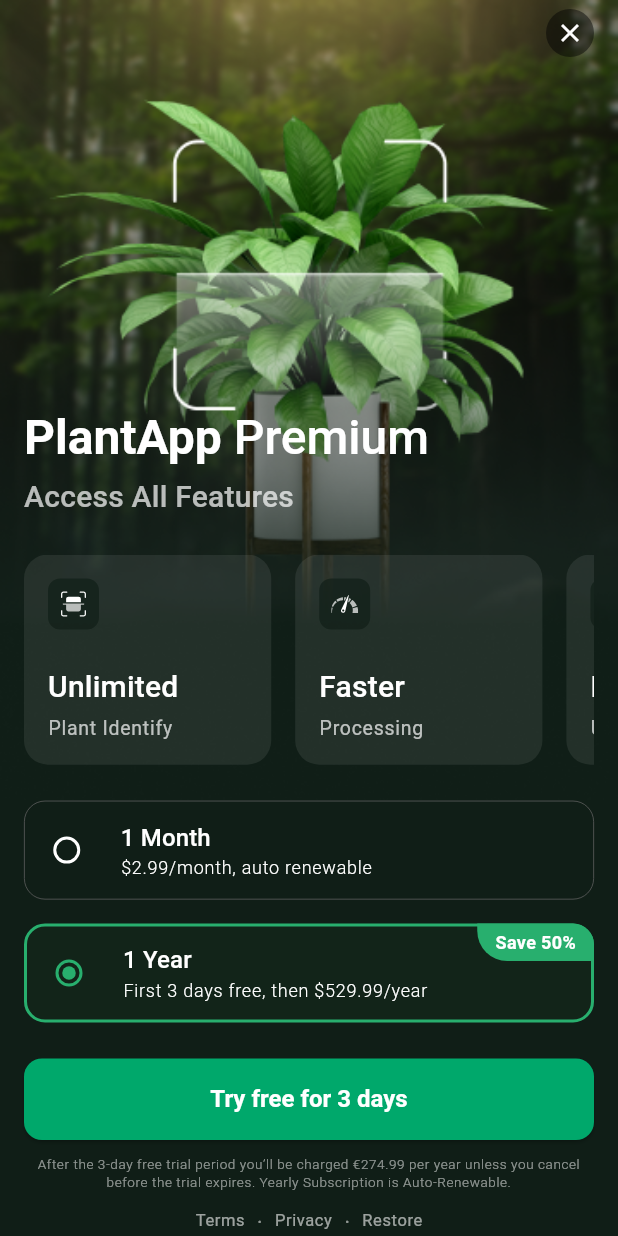
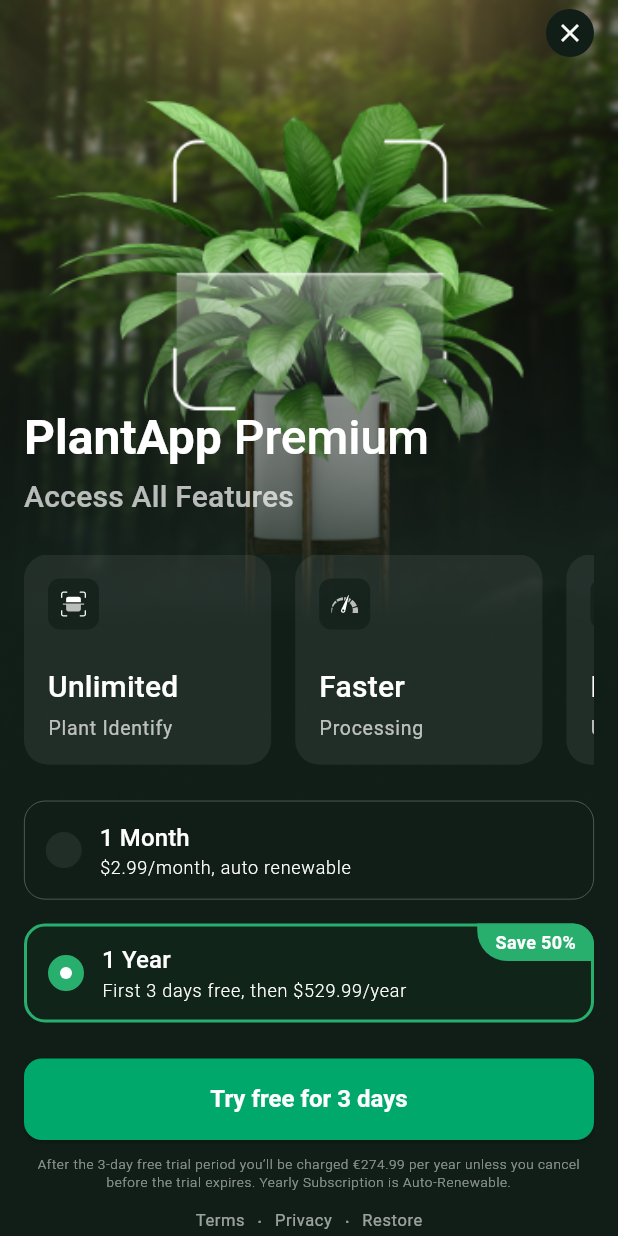
Before and after one commit to selenbbilgic/PlantApp, a Flutter app: the PaywallView screen opened by its route, on a phone screen of 412 x 824 dp. Run offline on Flutter 3.47's test engine with Material 3 defaults, Android fonts, the phone set to English and light mode, and no system bars; our stand-ins replace auto_route, flutter_bloc, flutter_svg, shared_preferences; accounts and stored records are empty; network calls fail.

```diff
--- a/plant_app/lib/core/themes/light_theme.dart
+++ b/plant_app/lib/core/themes/light_theme.dart
@@ -93,19 +93,16 @@ final ThemeData lightThemeData = ThemeData(
     filled: true,
     fillColor: const Color(0xFFF5F5F5),
 
-    // This is your “idle” state border
     enabledBorder: OutlineInputBorder(
       borderRadius: BorderRadius.circular(12),
       borderSide: BorderSide(color: Color(0x3C3C4340), width: 1),
     ),
 
-    // This is your “focused” state border
     focusedBorder: OutlineInputBorder(
       borderRadius: BorderRadius.circular(12),
       borderSide: BorderSide(color: Color(0xFF28AF6E), width: 1),
     ),
 
-    // You can still leave `border:` as a fallback if you like:
     border: OutlineInputBorder(
       borderRadius: BorderRadius.circular(12),
       borderSide: BorderSide(color: Color(0x3C3C4340), width: 1),
--- /dev/null
+++ b/plant_app/lib/core/widgets/custom_raido_button.dart
@@ -0,0 +1,58 @@
+import 'package:flutter/material.dart';
+
+class CustomRadio extends StatelessWidget {
+  final bool selected;
+  final VoidCallback onTap;
+
+  final double size;
+
+  final double borderWidth;
+
+  final double dotSize;
+
+  const CustomRadio({
+    Key? key,
+    required this.selected,
+    required this.onTap,
+    this.size = 28,
+    this.borderWidth = 3,
+    this.dotSize = 12,
+  }) : super(key: key);
+
+  @override
+  Widget build(BuildContext context) {
+    final Color activeColor = Theme.of(context).colorScheme.primary;
+    final Color inactiveColor = Theme.of(
+      context,
+    ).colorScheme.surface.withAlpha(18);
+    return GestureDetector(
+      onTap: onTap,
+      behavior: HitTestBehavior.translucent,
+      child: AnimatedContainer(
+        duration: const Duration(milliseconds: 200),
+        width: size,
+        height: size,
+        decoration: BoxDecoration(
+          color: selected ? activeColor : inactiveColor,
+          shape: BoxShape.circle,
+          border: Border.all(
+            color: selected ? activeColor : Colors.transparent,
+          ),
+        ),
+        child:
+            selected
+                ? Center(
+                  child: Container(
+                    width: dotSize,
+                    height: dotSize,
+                    decoration: const BoxDecoration(
+                      color: Colors.white,
+                      shape: BoxShape.circle,
+                    ),
+                  ),
+                )
+                : null,
+      ),
+    );
+  }
+}
--- a/plant_app/lib/data/models/category.dart
+++ b/plant_app/lib/data/models/category.dart
@@ -8,7 +8,7 @@ class Category {
   final DateTime publishedAt;
   final CategoryImage image;
 
-  Category({
+  const Category({
     required this.id,
     required this.name,
     required this.title,
--- a/plant_app/lib/presentation/home/widgets/_premium_banner.dart
+++ b/plant_app/lib/presentation/home/widgets/_premium_banner.dart
@@ -33,7 +33,6 @@ class PremiumBanner extends StatelessWidget {
               SvgPicture.asset(GOLDEN_MESSAGE_ICON, width: 40),
               const SizedBox(width: 16),
 
-              // ← HERE: gradient text
               Column(
                 crossAxisAlignment: CrossAxisAlignment.start,
                 children: [
--- a/plant_app/lib/presentation/onboarding/onboarding_page_1.dart
+++ b/plant_app/lib/presentation/onboarding/onboarding_page_1.dart
@@ -54,7 +54,7 @@ class OnboardingPage1 extends StatelessWidget {
               // Centered Onboarding Image
               Expanded(
                 child: Image.asset(
-                  ONBOARDING_1_IMAGE, // Replace with your image asset
+                  ONBOARDING_1_IMAGE,
                   width: double.infinity,
                   fit: BoxFit.contain,
                 ),
--- a/plant_app/lib/presentation/onboarding/onboarding_page_2.dart
+++ b/plant_app/lib/presentation/onboarding/onboarding_page_2.dart
@@ -57,7 +57,7 @@ class OnboardingPage2 extends StatelessWidget {
               // Centered Onboarding Image
               Expanded(
                 child: Image.asset(
-                  ONBOARDING_2_IMAGE, // Replace with your image asset
+                  ONBOARDING_2_IMAGE,
                   width: double.infinity,
                   fit: BoxFit.contain,
                 ),
--- a/plant_app/lib/presentation/onboarding/onboarding_view.dart
+++ b/plant_app/lib/presentation/onboarding/onboarding_view.dart
@@ -134,8 +134,10 @@ class _OnboardingViewState extends State<OnboardingView> {
                             decoration: BoxDecoration(
                               color:
                                   i == _currentPage
-                                      ? Colors.black87
-                                      : Colors.grey[400],
+                                      ? Theme.of(
+                                        context,
+                                      ).colorScheme.inverseSurface
+                                      : Theme.of(context).colorScheme.secondary,
                               shape: BoxShape.circle,
                             ),
                           ),
--- a/plant_app/lib/presentation/paywall/paywall_view.dart
+++ b/plant_app/lib/presentation/paywall/paywall_view.dart
@@ -49,7 +49,6 @@ class _PaywallViewState extends State<PaywallView> {
 
   @override
   Widget build(BuildContext context) {
-    // Make the status bar transparent so our image can bleed under it.
     SystemChrome.setSystemUIOverlayStyle(
       const SystemUiOverlayStyle(statusBarColor: Colors.transparent),
     );
@@ -61,17 +60,13 @@ class _PaywallViewState extends State<PaywallView> {
     return Scaffold(
       backgroundColor: Theme.of(context).colorScheme.inverseSurface,
       extendBodyBehindAppBar: true,
-      // No AppBar—you’ll handle the close button manually
       body: Stack(
         children: [
           // 1) Full‑screen background image
           Positioned(
             left: 0,
             right: 0,
-            child: Image.asset(
-              PAYWALL_IMAGE, // your forest image
-              fit: BoxFit.cover,
-            ),
+            child: Image.asset(PAYWALL_IMAGE, fit: BoxFit.cover),
           ),
 
           // 3) Main content, padded into the safe area
@@ -207,7 +202,6 @@ class _PaywallViewState extends State<PaywallView> {
               ),
             ),
           ),
-          // 3) your close button, absolutely positioned
           Positioned(
             top: MediaQuery.of(context).padding.top + 6,
             right: 16,
@@ -215,21 +209,22 @@ class _PaywallViewState extends State<PaywallView> {
               width: 32,
               height: 32,
               decoration: BoxDecoration(
-                color: Colors.black45,
+                color: Theme.of(context).colorScheme.inverseSurface,
                 shape: BoxShape.circle,
               ),
               child: IconButton(
                 padding: EdgeInsets.zero,
                 splashRadius: 16,
                 iconSize: 20,
-                icon: const Icon(Icons.close, color: Colors.white),
+                icon: Icon(
+                  Icons.close,
+                  color: Theme.of(context).colorScheme.surface,
+                ),
                 onPressed: () {
                   if (isOnboarding) {
-                    // 1️⃣ onboarding path → fire event, global listener will replaceAll → home
                     context.read<AppBloc>().add(OnboardingCompleted());
                     // context.router.push(const BottomNavBarViewRoute());
                   } else {
-                    // 2️⃣ already home → just pop back to bottom‐nav view
                     context.router.maybePop();
                   }
                 },
--- a/plant_app/lib/presentation/paywall/widgets/feature_card.dart
+++ b/plant_app/lib/presentation/paywall/widgets/feature_card.dart
@@ -18,7 +18,7 @@ class FeatureCard extends StatelessWidget {
       height: 100,
       padding: const EdgeInsets.all(16),
       decoration: BoxDecoration(
-        color: Colors.white.withAlpha(20),
+        color: Theme.of(context).colorScheme.surface.withAlpha(18),
         borderRadius: BorderRadius.circular(16),
       ),
       child: Column(
--- a/plant_app/lib/presentation/paywall/widgets/subscription_option_card.dart
+++ b/plant_app/lib/presentation/paywall/widgets/subscription_option_card.dart
@@ -1,4 +1,5 @@
 import 'package:flutter/material.dart';
+import 'package:plant_app/core/widgets/custom_raido_button.dart';
 
 /// A subscription row with a radio, text, and optional badge.
 class SubscriptionOption extends StatelessWidget {
@@ -19,8 +20,13 @@ class SubscriptionOption extends StatelessWidget {
   @override
   Widget build(BuildContext context) {
     final borderColor =
-        selected ? const Color(0xFF28AF6E) : Colors.grey.shade700;
-    final bgColor = selected ? Colors.green.withAlpha(10) : Colors.transparent;
+        selected
+            ? Theme.of(context).colorScheme.primary
+            : Theme.of(context).colorScheme.secondary.withAlpha(120);
+    final bgColor =
+        selected
+            ? Theme.of(context).colorScheme.primary.withAlpha(10)
+            : Colors.transparent;
     return InkWell(
       onTap: onTap,
       borderRadius: BorderRadius.circular(14),
@@ -33,14 +39,15 @@ class SubscriptionOption extends StatelessWidget {
               border: Border.all(color: borderColor, width: selected ? 2 : 0.5),
               borderRadius: BorderRadius.circular(14),
             ),
-            padding: const EdgeInsets.all(4),
+            padding: const EdgeInsets.symmetric(vertical: 4, horizontal: 14),
             child: Row(
               children: [
-                Radio<bool>(
-                  value: true,
-                  groupValue: selected,
-                  onChanged: (_) => onTap(),
-                  activeColor: const Color(0xFF28AF6E),
+                CustomRadio(
+                  selected: selected,
+                  onTap: onTap,
+                  size: 24,
+                  borderWidth: 0,
+                  dotSize: 8,
                 ),
                 const SizedBox(width: 12),
                 Expanded(
```
Also changed, not shown: plant_app/lib/data/models/question.dart (+31 -7 lines), plant_app/lib/presentation/home/widgets/_home_header.dart (+1 -10 lines), 1 other file.
